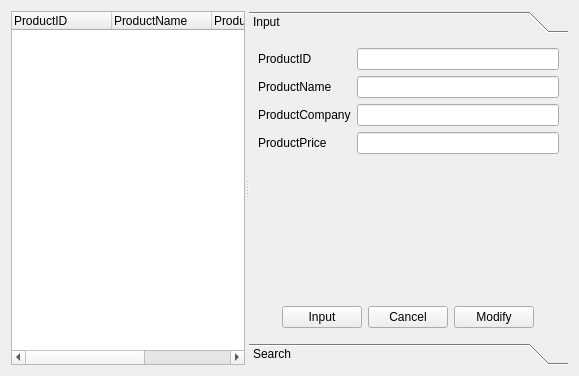
This is productmanager.ui in jaehyeonjeong/DataBaseQt as Qt 5 draws it before an edit. The edited form follows.
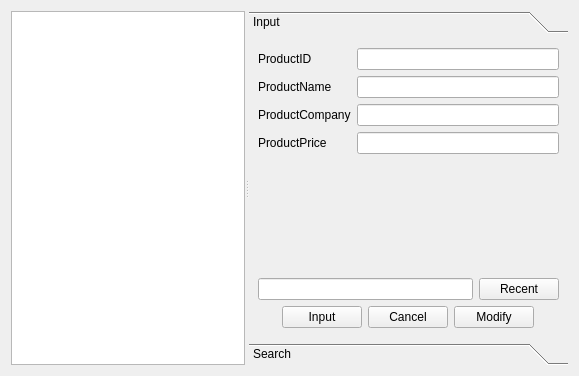
This is the edited form.

Patch:
```diff
--- a/productmanager.ui
+++ b/productmanager.ui
@@ -19,28 +19,7 @@
      <property name="orientation">
       <enum>Qt::Horizontal</enum>
      </property>
-     <widget class="QTreeWidget" name="ProductTreeWidget">
-      <column>
-       <property name="text">
-        <string>ProductID</string>
-       </property>
-      </column>
-      <column>
-       <property name="text">
-        <string>ProductName</string>
-       </property>
-      </column>
-      <column>
-       <property name="text">
-        <string>ProductCompany</string>
-       </property>
-      </column>
-      <column>
-       <property name="text">
-        <string>ProductPrice</string>
-       </property>
-      </column>
-     </widget>
+     <widget class="QTableView" name="tableView"/>
      <widget class="QToolBox" name="toolBox">
       <property name="currentIndex">
        <number>0</number>
@@ -50,7 +29,7 @@
         <rect>
          <x>0</x>
          <y>0</y>
-         <width>288</width>
+         <width>326</width>
          <height>316</height>
         </rect>
        </property>
@@ -119,6 +98,20 @@
           </property>
          </spacer>
         </item>
+        <item>
+         <layout class="QHBoxLayout" name="horizontalLayout_5">
+          <item>
+           <widget class="QLineEdit" name="RecentLineEdit"/>
+          </item>
+          <item>
+           <widget class="QPushButton" name="RecentButton">
+            <property name="text">
+             <string>Recent</string>
+            </property>
+           </widget>
+          </item>
+         </layout>
+        </item>
         <item>
          <layout class="QHBoxLayout" name="horizontalLayout">
           <item>
```
Left out of the diff: 2 changed lines with no effect on the pictures.
